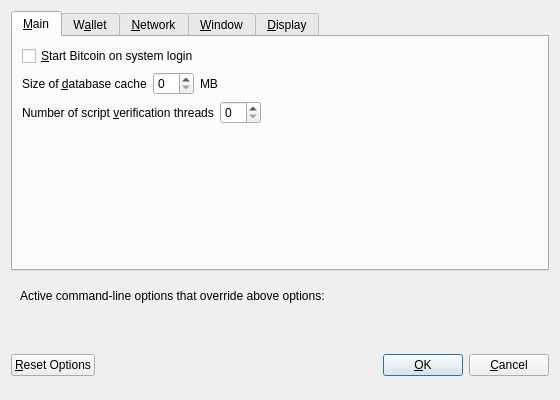
Old version of the form src/qt/forms/optionsdialog.ui in the repository esrever10/doucoin.
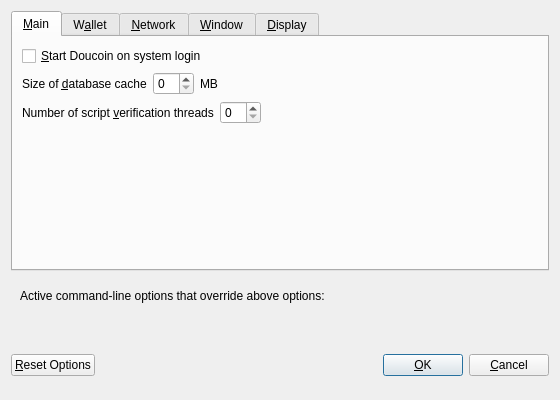
New version of the form. Custom widgets are drawn as their Qt base class.

What changed in the file:
```diff
--- a/src/qt/forms/optionsdialog.ui
+++ b/src/qt/forms/optionsdialog.ui
@@ -33,7 +33,7 @@
           <string>Automatically start Bitcoin after logging in to the system.</string>
          </property>
          <property name="text">
-          <string>&amp;Start Bitcoin on system login</string>
+          <string>&amp;Start Doucoin on system login</string>
          </property>
         </widget>
        </item>
```
Left out of the diff: 10 changed lines with no effect on the pictures.
